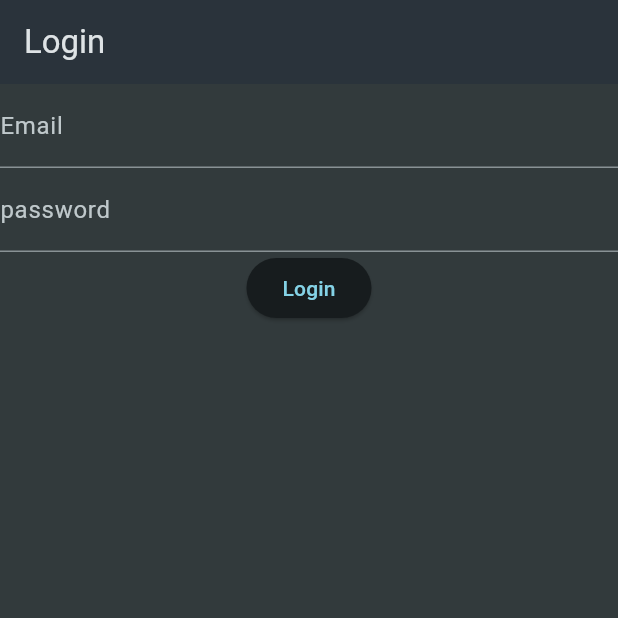
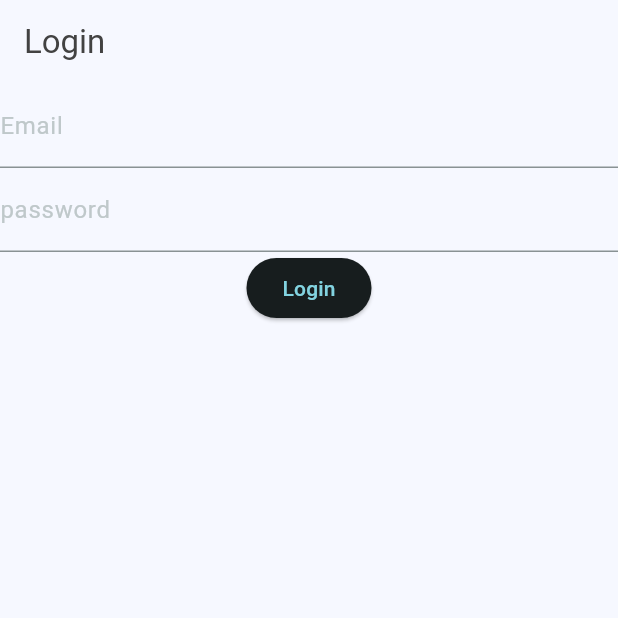
Before and after one commit to rafdeguzman/cat_trader, a Flutter app: the screen it shows after launch, on a phone screen of 412 x 824 dp, the top half of it. Run offline on Flutter 3.47's test engine with Material 3 defaults, Android fonts, the phone set to English and light mode, and no system bars; our stand-ins replace flutter_card_swiper.

Commit message:
applied dart fix

```diff
--- a/lib/main.dart
+++ b/lib/main.dart
@@ -14,13 +14,15 @@ class App extends StatelessWidget {
       title: 'Cat Collector',
       theme: ThemeData.dark().copyWith(
         colorScheme: ColorScheme.fromSeed(
-          seedColor: const Color.fromARGB(255, 147, 229, 250),
+          seedColor: const Color.fromARGB(255, 66, 66, 66),
           brightness: Brightness.dark,
-          surface: const Color.fromARGB(255, 42, 51, 59),
+          surface: const Color.fromARGB(255, 246, 248, 255),
+          onSurface: const Color.fromARGB(255, 66, 66, 66),
         ),
-        scaffoldBackgroundColor: const Color.fromARGB(255, 50, 58, 60),
+        scaffoldBackgroundColor: const Color.fromARGB(255, 246, 248, 255),
+        // scaffoldBackgroundColor: const Color.fromARGB(255, 50, 58, 60),
       ),
-      home: LoginScreen(), //TODO implement login page
+      home: const LoginScreen(), //TODO implement login page
     );
   }
 }
--- a/lib/src/screens/login_screen.dart
+++ b/lib/src/screens/login_screen.dart
@@ -29,11 +29,11 @@ class _LoginScreenState extends State<LoginScreen> {
         children: [
           TextField(
             controller: _emailController,
-            decoration: InputDecoration(labelText: 'Email'),
+            decoration: const InputDecoration(labelText: 'Email'),
           ),
           TextField(
             controller: _passwordController,
-            decoration: InputDecoration(labelText: 'password'),
+            decoration: const InputDecoration(labelText: 'password'),
           ),
           ElevatedButton(
             onPressed: () {
@@ -42,11 +42,11 @@ class _LoginScreenState extends State<LoginScreen> {
               Navigator.pushReplacement<void, void>(
                 context,
                 MaterialPageRoute<void>(
-                  builder: (BuildContext context) => HomeScreen(),
+                  builder: (BuildContext context) => const HomeScreen(),
                 ),
               );
             },
-            child: Text('Login'),
+            child: const Text('Login'),
           )
         ],
       ),
--- a/lib/src/services/dummy_data.dart
+++ b/lib/src/services/dummy_data.dart
@@ -1,4 +1,3 @@
-import 'dart:math';
 
 import 'package:cat_trader/src/models/cat.dart';
 
```
Also changed, not shown: lib/src/screens/home_screen.dart (+36 -3 lines), lib/src/widgets/CatCard.dart (+26 -17 lines), 1 other file.
